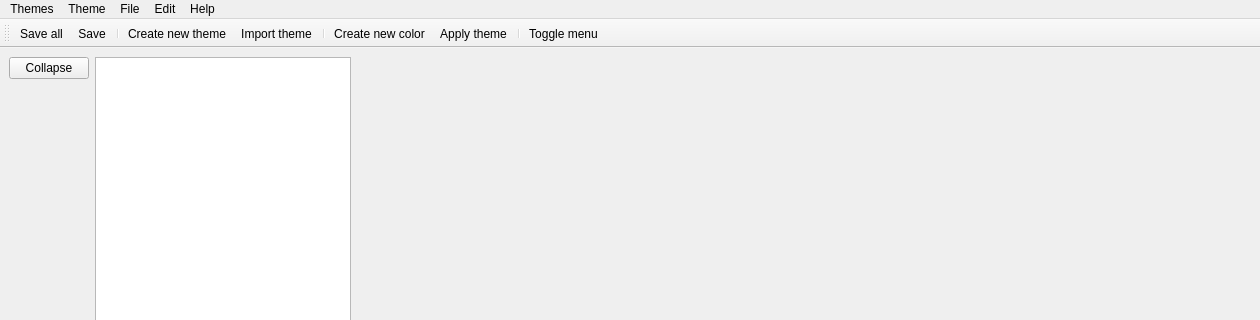
Before: the Qt Designer form ui/mainwindow.ui in Zapharaos/Color-Theme-Manager, drawn with Qt 5; both pictures show x 0 to 1260 and y 0 to 320 of the 1260 by 600 pixel window.
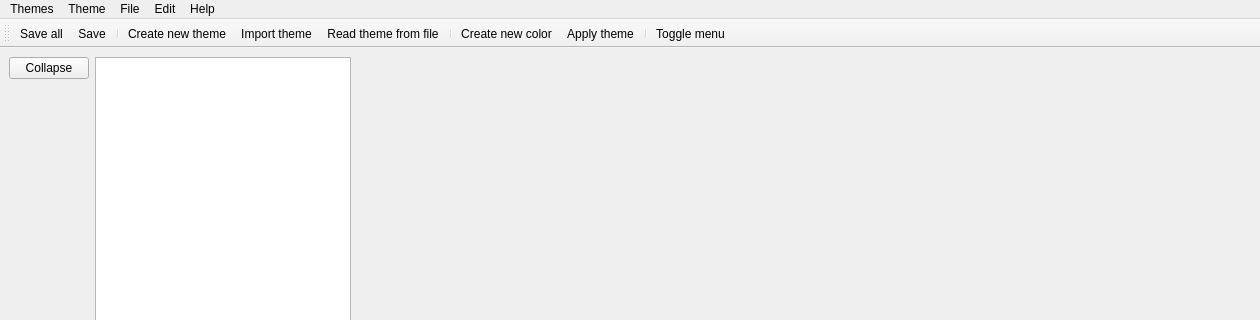
After: the same form once the commit is applied. Icons and pictures are not drawn. Custom widgets are drawn as their Qt base class.

The edit to the form file:
```diff
--- a/ui/mainwindow.ui
+++ b/ui/mainwindow.ui
@@ -172,6 +172,7 @@
    <addaction name="separator"/>
    <addaction name="actionCreate_new_theme"/>
    <addaction name="actionImport_theme"/>
+   <addaction name="actionRead_theme_from_file"/>
    <addaction name="separator"/>
    <addaction name="actionCreate_new_color"/>
    <addaction name="actionApply_theme"/>
@@ -265,6 +266,15 @@
     <string>Ctrl+E</string>
    </property>
   </action>
+  <action name="actionRead_theme_from_file">
+   <property name="icon">
+    <iconset resource="../resources.qrc">
+     <normaloff>:/res/resource/icons/feather/file.svg</normaloff>:/res/resource/icons/feather/file.svg</iconset>
+   </property>
+   <property name="text">
+    <string>Read theme from file</string>
+   </property>
+  </action>
  </widget>
  <customwidgets>
   <customwidget>
```
Left out of the diff: 1 changed line with no effect on the pictures.
